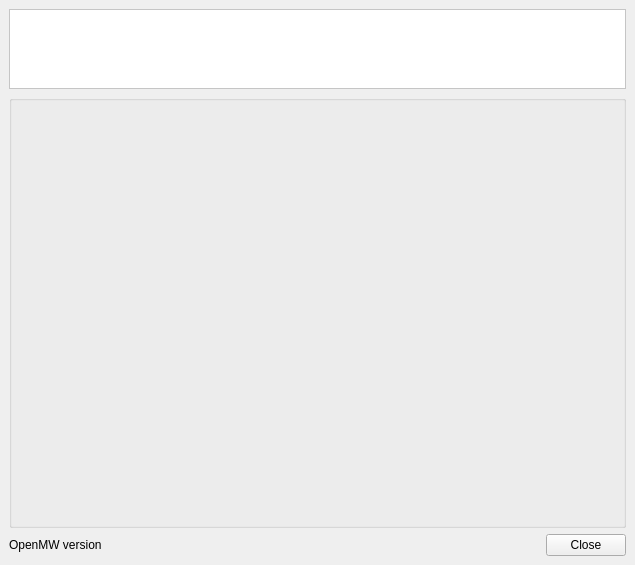
This is files/ui/mainwindow.ui in nikamigaming-create/nikami-openmw-lab as Qt 5 draws it before an edit. The edited form follows.
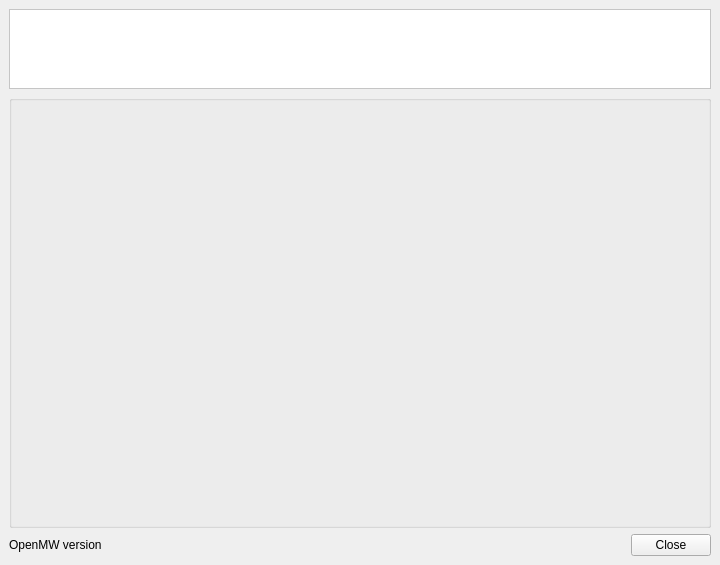
This is the edited form. Icons and pictures are not drawn.

```diff
--- a/files/ui/mainwindow.ui
+++ b/files/ui/mainwindow.ui
@@ -6,13 +6,13 @@
    <rect>
     <x>0</x>
     <y>0</y>
-    <width>635</width>
+    <width>720</width>
     <height>565</height>
    </rect>
   </property>
   <property name="minimumSize">
    <size>
-    <width>635</width>
+    <width>720</width>
     <height>565</height>
    </size>
   </property>
```
